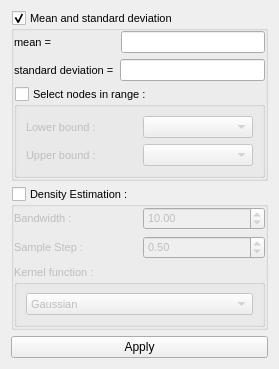
Before: the Qt Designer form plugins/view/HistogramView/HistoStatsConfigWidget.ui in vadivelselvaraj/TulipGLImprovement, drawn with Qt 5.
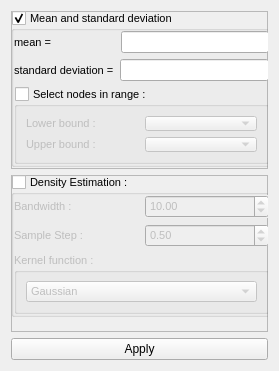
After: the same form once the commit is applied.

Commit message: ui enhancememnts of statistics options

Diff of the .ui file:
```diff
--- a/plugins/view/HistogramView/HistoStatsConfigWidget.ui
+++ b/plugins/view/HistogramView/HistoStatsConfigWidget.ui
@@ -7,7 +7,7 @@
     <x>0</x>
     <y>0</y>
     <width>279</width>
-    <height>345</height>
+    <height>371</height>
    </rect>
   </property>
   <property name="windowTitle">
@@ -18,7 +18,22 @@
   </property>
   <layout class="QVBoxLayout" name="verticalLayout_4">
    <item>
+    <widget class="QFrame" name="frame">
+     <property name="frameShape">
+      <enum>QFrame::StyledPanel</enum>
+     </property>
+     <property name="frameShadow">
+      <enum>QFrame::Raised</enum>
+     </property>
     <widget class="QGroupBox" name="displayMeanAndSdGB">
+      <property name="geometry">
+       <rect>
+        <x>0</x>
+        <y>0</y>
+        <width>261</width>
+        <height>156</height>
+       </rect>
+      </property>
      <property name="font">
       <font>
        <pointsize>8</pointsize>
@@ -115,9 +130,25 @@
       </item>
      </layout>
     </widget>
+    </widget>
    </item>
    <item>
+    <widget class="QFrame" name="frame_2">
+     <property name="frameShape">
+      <enum>QFrame::StyledPanel</enum>
+     </property>
+     <property name="frameShadow">
+      <enum>QFrame::Raised</enum>
+     </property>
     <widget class="QGroupBox" name="densityEstimationGB">
+      <property name="geometry">
+       <rect>
+        <x>0</x>
+        <y>0</y>
+        <width>261</width>
+        <height>142</height>
+       </rect>
+      </property>
      <property name="font">
       <font>
        <pointsize>8</pointsize>
@@ -239,6 +270,7 @@
        </widget>
       </item>
      </layout>
+     </widget>
     </widget>
    </item>
    <item>
```
Lines whose indentation alone changed are shown as unchanged.
